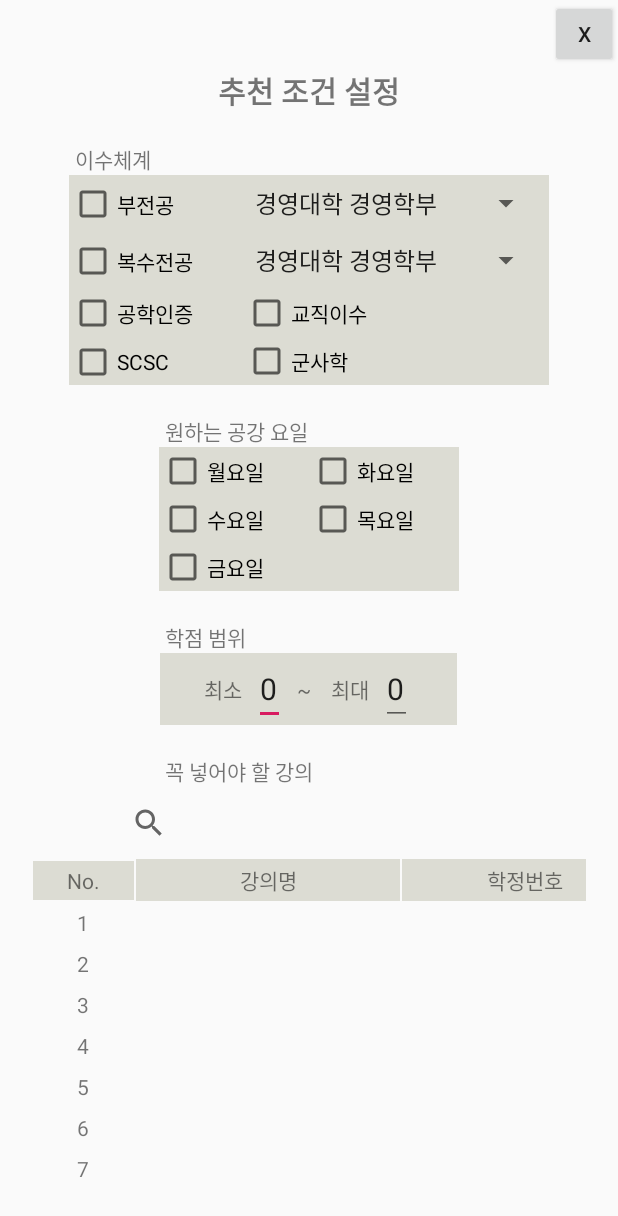
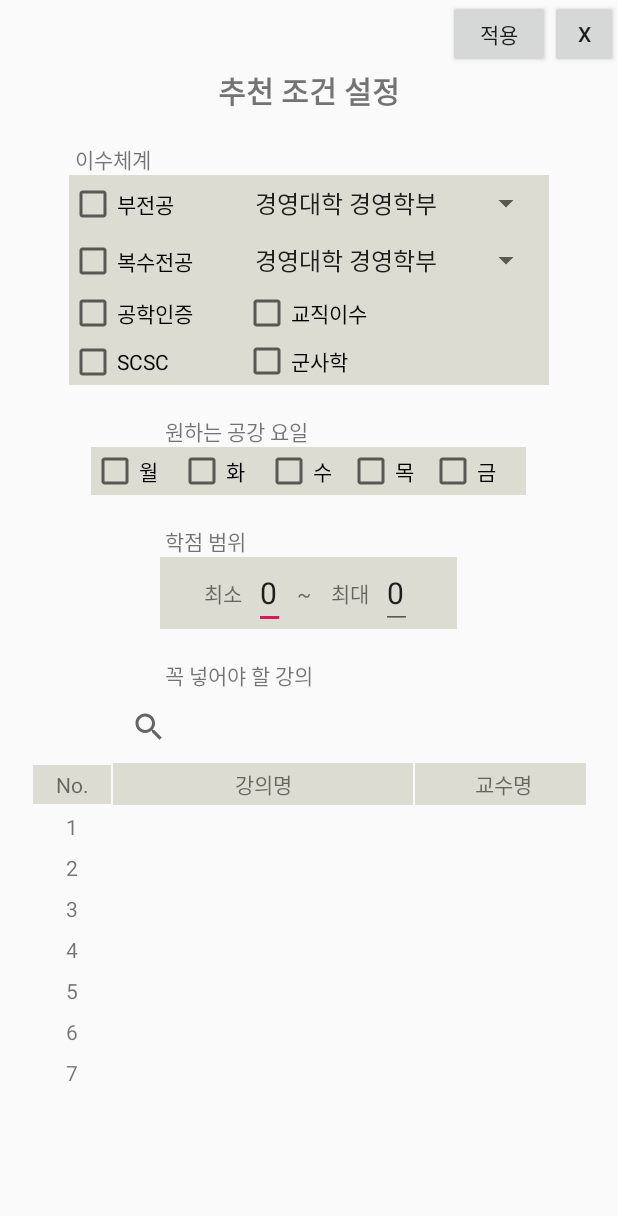
Before and after one commit to ljaeyun/TimeTable2, an Android app: the SelectionActivity screen opened directly, with no data from a screen before it, on a phone screen of 412 x 824 dp. Shown: the top 1216 px of the screen. Run offline under Robolectric (Android 15) with nearby library versions, the light colour scheme and no system bars.

Commit message:
(임시)팝업을 추가해봤는데...

```diff
--- a/app/src/main/java/com/example/myapplication/SelectionActivity.java
+++ b/app/src/main/java/com/example/myapplication/SelectionActivity.java
@@ -11,13 +11,16 @@ import android.widget.Button;
 import android.widget.CheckBox;
 import android.widget.EditText;
 import android.widget.SearchView;
+import android.widget.TableLayout;
 import android.widget.TextView;
 import android.widget.Toast;
 
 public class SelectionActivity extends AppCompatActivity {
     SearchView searchview;
     SQLiteDatabase database;
+    TableLayout tableLayout;
     TextView text2;
+    TextView t1,t2;
     String className="";
     Integer freeDay;
 
@@ -27,9 +30,31 @@ public class SelectionActivity extends AppCompatActivity {
         setContentView(R.layout.activity_selection);
         database = openOrCreateDatabase("test.db", MODE_PRIVATE, null);
 
-        Button button = (Button) findViewById(R.id.button_close);
+        Button button_close = (Button) findViewById(R.id.button_close);
+        Button button_apply = (Button) findViewById(R.id.button_apply);
         searchview = (SearchView) findViewById(R.id.findclass);
         text2 = (TextView) findViewById(R.id.cn1);
+        t1 = (TextView) findViewById(R.id.select1);
+        t2 = (TextView) findViewById(R.id.select2);
+
+        tableLayout = (TableLayout) findViewById(R.id.classTable);
+        tableLayout.setOnClickListener(new Button.OnClickListener(){//넣을과목 검색하고 추가할 과목 고름
+            @Override
+            public void onClick(View v) {
+                switch (v.getId()){
+                    case R.id.select1:
+                        Toast.makeText(getApplicationContext(), 1 + "kk", Toast.LENGTH_SHORT).show();
+                        break;
+                    case R.id.select2:
+                        Toast.makeText(getApplicationContext(), 2 + "kk", Toast.LENGTH_SHORT).show();
+                        break;
+                        default:
+                            Toast.makeText(getApplicationContext(), 3 + "kk", Toast.LENGTH_SHORT).show();
+break;
+                }
+            }
+        });
+
 
         findViewById(R.id.mon).setOnClickListener(new Button.OnClickListener(){
             @Override
@@ -62,11 +87,26 @@ public class SelectionActivity extends AppCompatActivity {
             }
         });
 
+        text2.setOnClickListener(new TextView.OnClickListener(){
+            @Override
+            public void onClick(View v) {
+                Toast.makeText(getApplicationContext(), 1 + "kk", Toast.LENGTH_SHORT).show();
+
+            }
+        });
 
         getClassName();
-        button.setOnClickListener(new Button.OnClickListener() {
+        button_close.setOnClickListener(new Button.OnClickListener() {
             @Override
             public void onClick(View v) {
+                finish();//닫기
+            }
+        });
+
+        button_apply.setOnClickListener(new Button.OnClickListener() {
+            @Override
+            public void onClick(View v) {//적용버튼 추가
+                //필수랑 공강요일이랑 겹치면 팝업창뜨게 할까 https://ghj1001020.tistory.com/9
                 Intent intent = new Intent();
                 intent.putExtra("Day",freeDay);//공강요일 넘김
                 setResult(RESULT_OK,intent);
--- a/app/src/main/res/layout/activity_selection.xml
+++ b/app/src/main/res/layout/activity_selection.xml
@@ -6,12 +6,26 @@
     android:gravity="center_horizontal"
     android:orientation="vertical">
 
+    <LinearLayout
+        android:layout_width="wrap_content"
+        android:layout_height="wrap_content"
+        android:layout_gravity="right"
+        android:orientation="horizontal">
+
+        <Button
+            android:id="@+id/button_apply"
+            android:layout_width="68dp"
+            android:layout_height="45dp"
+            android:text="적용" />
+
         <Button
             android:id="@+id/button_close"
             android:layout_width="45dp"
             android:layout_height="45dp"
             android:layout_gravity="right"
             android:text="X" />
+
+    </LinearLayout>
 
     <TextView
         android:layout_width="wrap_content"
@@ -124,50 +138,46 @@
         android:text="원하는 공강 요일" />
 
     <TableLayout
-        android:layout_width="wrap_content"
+        android:layout_width="290dp"
         android:layout_height="wrap_content"
-        android:background="#DCDCD3"
         android:layout_gravity="center_horizontal"
-        >
+        android:background="#DCDCD3">
 
-        <TableRow>
+        <TableRow android:layout_width="match_parent">
 
             <CheckBox
                 android:id="@+id/mon"
                 android:layout_width="wrap_content"
                 android:layout_height="wrap_content"
-                android:text="월요일         " />
+                android:layout_marginRight="10dp"
+                android:text="월 " />
 
             <CheckBox
                 android:id="@+id/tue"
                 android:layout_width="wrap_content"
                 android:layout_height="wrap_content"
-                android:text="화요일         " />
-        </TableRow>
-
-        <TableRow>
+                android:layout_marginRight="10dp"
+                android:text="화 " />
 
             <CheckBox
                 android:id="@+id/wen"
                 android:layout_width="wrap_content"
                 android:layout_height="wrap_content"
-                android:text="수요일" />
+                android:layout_marginRight="10dp"
+                android:text="수" />
 
             <CheckBox
                 android:id="@+id/thu"
                 android:layout_width="wrap_content"
                 android:layout_height="wrap_content"
-                android:text="목요일" />
-        </TableRow>
-
-        <TableRow>
+                android:layout_marginRight="10dp"
+                android:text="목" />
 
             <CheckBox
                 android:id="@+id/fri"
                 android:layout_width="wrap_content"
                 android:layout_height="wrap_content"
-                android:text="금요일" />
-
+                android:text="금" />
         </TableRow>
 
     </TableLayout>
@@ -235,6 +245,7 @@
         android:layout_marginLeft="75dp" />
 
     <TableLayout
+        android:id="@+id/classTable"
         android:layout_width="370dp"
         android:layout_height="match_parent"
         android:layout_gravity="center"
@@ -247,7 +258,7 @@
             android:layout_height="match_parent">
 
             <TextView
-                android:layout_width="67dp"
+                android:layout_width="52dp"
                 android:layout_height="wrap_content"
                 android:layout_marginLeft="1dp"
                 android:layout_marginBottom="1dp"
@@ -257,7 +268,7 @@
                 android:text="No." />
 
             <TextView
-                android:layout_width="176dp"
+                android:layout_width="200dp"
                 android:layout_height="wrap_content"
                 android:layout_marginLeft="1dp"
                 android:layout_marginBottom="1dp"
@@ -267,18 +278,16 @@
                 android:text="강의명" />
 
             <TextView
-                android:layout_width="164dp"
+                android:layout_width="118dp"
                 android:layout_height="wrap_content"
                 android:layout_marginLeft="1dp"
                 android:layout_marginBottom="1dp"
                 android:background="#DCDCD3"
                 android:gravity="center"
                 android:padding="3dp"
-                android:text="학정번호" />
+                android:text="교수명" />
 
         </TableRow>
-
-
 
 
         <LinearLayout
@@ -291,7 +300,8 @@
                 android:layout_height="wrap_content">
 
                 <TextView
-                        android:layout_width="67dp"
+                    android:id="@+id/select1"
+                    android:layout_width="52dp"
                     android:layout_height="wrap_content"
                     android:layout_marginLeft="1dp"
                     android:layout_marginBottom="1dp"
@@ -301,7 +311,7 @@
 
                 <TextView
                     android:id="@+id/cn1"
-                        android:layout_width="176dp"
+                    android:layout_width="200dp"
                     android:layout_height="wrap_content"
                     android:layout_marginLeft="1dp"
                     android:layout_marginBottom="1dp"
@@ -309,7 +319,7 @@
                     android:padding="3dp" />
 
                 <TextView
-                        android:layout_width="164dp"
+                    android:layout_width="118dp"
                     android:layout_height="wrap_content"
                     android:layout_marginLeft="1dp"
                     android:layout_marginBottom="1dp"
@@ -323,7 +333,8 @@
                 android:layout_height="wrap_content">
 
                 <TextView
-                        android:layout_width="67dp"
+                    android:id="@+id/select2"
+                    android:layout_width="52dp"
                     android:layout_height="wrap_content"
                     android:layout_marginLeft="1dp"
                     android:layout_marginBottom="1dp"
@@ -332,7 +343,7 @@
                     android:text="2" />
 
                 <TextView
-                        android:layout_width="176dp"
+                    android:layout_width="200dp"
                     android:layout_height="wrap_content"
                     android:layout_marginLeft="1dp"
                     android:layout_marginBottom="1dp"
@@ -340,7 +351,7 @@
                     android:padding="3dp" />
 
                 <TextView
-                        android:layout_width="164dp"
+                    android:layout_width="118dp"
                     android:layout_height="wrap_content"
                     android:layout_marginLeft="1dp"
                     android:layout_marginBottom="1dp"
@@ -354,7 +365,8 @@
                 android:layout_height="wrap_content">
 
                 <TextView
-                        android:layout_width="67dp"
+                    android:id="@+id/select3"
+                    android:layout_width="52dp"
                     android:layout_height="wrap_content"
                     android:layout_marginLeft="1dp"
                     android:layout_marginBottom="1dp"
@@ -363,7 +375,7 @@
                     android:text="3" />
 
                 <TextView
-                        android:layout_width="176dp"
+                    android:layout_width="200dp"
                     android:layout_height="wrap_content"
                     android:layout_marginLeft="1dp"
                     android:layout_marginBottom="1dp"
@@ -371,37 +383,7 @@
                     android:padding="3dp" />
 
                 <TextView
-                        android:layout_width="164dp"
-                        android:layout_height="wrap_content"
-                        android:layout_marginLeft="1dp"
-                        android:layout_marginBottom="1dp"
-                        android:gravity="center"
-                        android:padding="3dp" />
-
-                </TableRow>
-                <TableRow
-                    android:layout_width="wrap_content"
-                    android:layout_height="wrap_content">
-
-                    <TextView
-                        android:layout_width="67dp"
-                        android:layout_height="wrap_content"
-                        android:layout_marginLeft="1dp"
-                        android:layout_marginBottom="1dp"
-                        android:gravity="center"
-                        android:padding="3dp"
-                        android:text="4" />
-
-                    <TextView
-                        android:layout_width="176dp"
-                        android:layout_height="wrap_content"
-                        android:layout_marginLeft="1dp"
-                        android:layout_marginBottom="1dp"
-                        android:gravity="center"
-                        android:padding="3dp" />
-
-                    <TextView
-                        android:layout_width="164dp"
+                    android:layout_width="118dp"
                     android:layout_height="wrap_content"
                     android:layout_marginLeft="1dp"
                     android:layout_marginBottom="1dp"
@@ -415,16 +397,17 @@
                 android:layout_height="wrap_content">
 
                 <TextView
-                        android:layout_width="67dp"
+                    android:id="@+id/select4"
+                    android:layout_width="52dp"
                     android:layout_height="wrap_content"
                     android:layout_marginLeft="1dp"
                     android:layout_marginBottom="1dp"
                     android:gravity="center"
                     android:padding="3dp"
-                        android:text="5" />
+                    android:text="4" />
 
                 <TextView
-                        android:layout_width="176dp"
+                    android:layout_width="200dp"
                     android:layout_height="wrap_content"
                     android:layout_marginLeft="1dp"
                     android:layout_marginBottom="1dp"
@@ -432,7 +415,7 @@
                     android:padding="3dp" />
 
                 <TextView
-                        android:layout_width="164dp"
+                    android:layout_width="118dp"
                     android:layout_height="wrap_content"
                     android:layout_marginLeft="1dp"
                     android:layout_marginBottom="1dp"
@@ -446,16 +429,16 @@
                 android:layout_height="wrap_content">
 
                 <TextView
-                        android:layout_width="67dp"
+                    android:layout_width="52dp"
                     android:layout_height="wrap_content"
                     android:layout_marginLeft="1dp"
                     android:layout_marginBottom="1dp"
                     android:gravity="center"
                     android:padding="3dp"
-                        android:text="6" />
+                    android:text="5" />
 
                 <TextView
-                        android:layout_width="176dp"
+                    android:layout_width="200dp"
                     android:layout_height="wrap_content"
                     android:layout_marginLeft="1dp"
                     android:layout_marginBottom="1dp"
@@ -463,7 +446,7 @@
                     android:padding="3dp" />
 
                 <TextView
-                        android:layout_width="164dp"
+                    android:layout_width="118dp"
                     android:layout_height="wrap_content"
                     android:layout_marginLeft="1dp"
                     android:layout_marginBottom="1dp"
@@ -477,7 +460,38 @@
                 android:layout_height="wrap_content">
 
                 <TextView
-                        android:layout_width="67dp"
+                    android:layout_width="52dp"
+                    android:layout_height="wrap_content"
+                    android:layout_marginLeft="1dp"
+                    android:layout_marginBottom="1dp"
+                    android:gravity="center"
+                    android:padding="3dp"
+                    android:text="6" />
+
+                <TextView
+                    android:layout_width="200dp"
+                    android:layout_height="wrap_content"
+                    android:layout_marginLeft="1dp"
+                    android:layout_marginBottom="1dp"
+                    android:gravity="center"
+                    android:padding="3dp" />
+
+                <TextView
+                    android:layout_width="118dp"
+                    android:layout_height="wrap_content"
+                    android:layout_marginLeft="1dp"
+                    android:layout_marginBottom="1dp"
+                    android:gravity="center"
+                    android:padding="3dp" />
+
+            </TableRow>
+
+            <TableRow
+                android:layout_width="wrap_content"
+                android:layout_height="wrap_content">
+
+                <TextView
+                    android:layout_width="52dp"
                     android:layout_height="wrap_content"
                     android:layout_marginLeft="1dp"
                     android:layout_marginBottom="1dp"
@@ -486,7 +500,7 @@
                     android:text="7" />
 
                 <TextView
-                        android:layout_width="176dp"
+                    android:layout_width="200dp"
                     android:layout_height="wrap_content"
                     android:layout_marginLeft="1dp"
                     android:layout_marginBottom="1dp"
@@ -494,7 +508,7 @@
                     android:padding="3dp" />
 
                 <TextView
-                        android:layout_width="164dp"
+                    android:layout_width="118dp"
                     android:layout_height="wrap_content"
                     android:layout_marginLeft="1dp"
                     android:layout_marginBottom="1dp"
```
Also changed, not shown: app/src/main/java/com/example/myapplication/ClassListActivity.java (added, +13 -0 lines), app/src/main/java/com/example/myapplication/TimeTableActivity.java (+39 -10 lines), app/src/main/res/layout/activity_time_table.xml (+22 -13 lines), app/src/main/res/layout/popup.xml (added, +61 -0 lines). Lines whose indentation alone changed are shown as unchanged.
